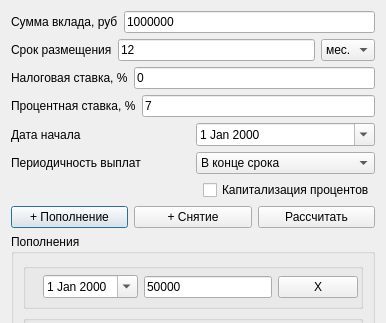
This is src/view/deposit_window.ui in dimax77/smartcalc_v2 as Qt 5 draws it before an edit; both pictures show x 0 to 386 and y 0 to 323 of the 386 by 715 pixel window. The edited form follows.
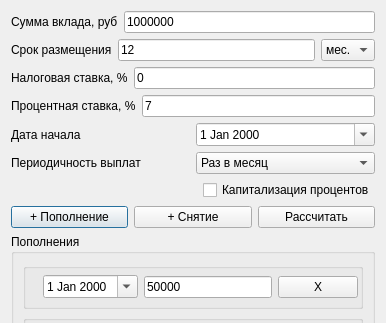
This is the edited form.

```diff
--- a/src/view/deposit_window.ui
+++ b/src/view/deposit_window.ui
@@ -134,7 +134,7 @@
      <item>
       <widget class="QComboBox" name="comboBox_withdrawInterval">
        <property name="currentIndex">
-        <number>0</number>
+        <number>1</number>
        </property>
        <item>
         <property name="text">
```
